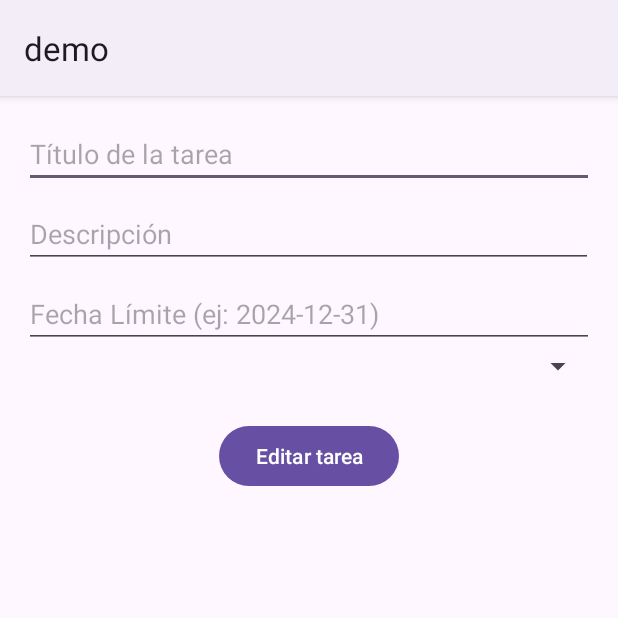
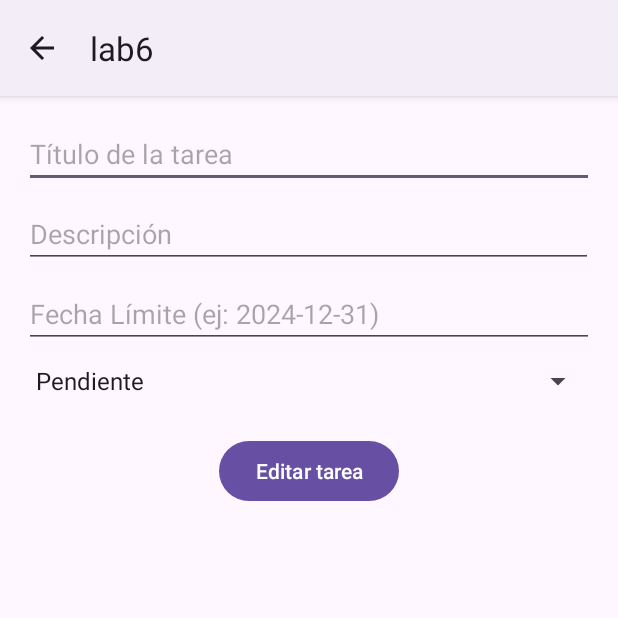
Before and after one commit to PJ-JP/LAB6_IOT_20213805, an Android app: the DetallesTareaActivity screen opened directly, with no data from a screen before it, on a phone screen of 412 x 824 dp, the top half of it. Run offline under Robolectric (Android 15) with nearby library versions, the phone set to English and light mode, and no system bars; our stand-ins replace Firebase (no records; nobody signed in at launch, a user with empty details on screens opened directly).

Commit message:
last commit

```diff
--- a/app/src/main/java/com/example/demo/DetallesTareaActivity.java
+++ b/app/src/main/java/com/example/demo/DetallesTareaActivity.java
@@ -2,6 +2,7 @@ package com.example.demo;
 
 import android.os.Bundle;
 import android.view.View;
+import android.widget.ArrayAdapter;
 import android.widget.Button;
 import android.widget.EditText;
 import android.widget.Spinner;
@@ -43,8 +44,19 @@ public class DetallesTareaActivity extends AppCompatActivity {
         EditText etTitulo = findViewById(R.id.editTextTitulo);
         EditText etDescripcion = findViewById(R.id.editTextDescripcion);
         EditText etFechaLimite = findViewById(R.id.editTextFechaLimite);
-        Spinner spEstado = findViewById(R.id.spinner);
 
+        boolean estado= getIntent().getBooleanExtra("estado", false);
+        String Sestado = estado ? "Completado" : "Pendiente";
+
+        ArrayAdapter<CharSequence> adapter = (ArrayAdapter<CharSequence>) binding.spinner.getAdapter(); //desde el xml
+        if (adapter != null) {
+            for (int i = 0; i < adapter.getCount(); i++) {
+                if (adapter.getItem(i) != null && adapter.getItem(i).toString().equals(Sestado)) {
+                    binding.spinner.setSelection(i);
+                    break;
+                }
+            }
+        }
 
         etTitulo.setText(titulo);
         etDescripcion.setText(descripcion);
--- a/app/src/main/res/layout/activity_detalles_tarea.xml
+++ b/app/src/main/res/layout/activity_detalles_tarea.xml
@@ -36,7 +36,9 @@
         <Spinner
             android:id="@+id/spinner"
             android:layout_width="match_parent"
-            android:layout_height="wrap_content" />
+            android:layout_height="wrap_content"
+            android:layout_marginTop="10dp"
+            android:entries="@array/estado" />
 
         <Button
             android:id="@+id/btnEditarTarea"
--- a/app/src/main/res/values/strings.xml
+++ b/app/src/main/res/values/strings.xml
@@ -1,3 +1,7 @@
 <resources>
-    <string name="app_name">demo</string>
+    <string name="app_name">lab6</string>
+    <string-array name="estado">
+        <item>Pendiente</item>
+        <item>Completado</item>
+    </string-array>
 </resources>
```
Also changed, not shown: app/src/main/AndroidManifest.xml (+7 -2 lines), app/src/main/java/com/example/demo/MainActivity2.java (+17 -5 lines), app/src/main/java/com/example/demo/MainActivity3.java (added, +29 -0 lines), app/src/main/res/layout/activity_main3.xml (added, +41 -0 lines).
